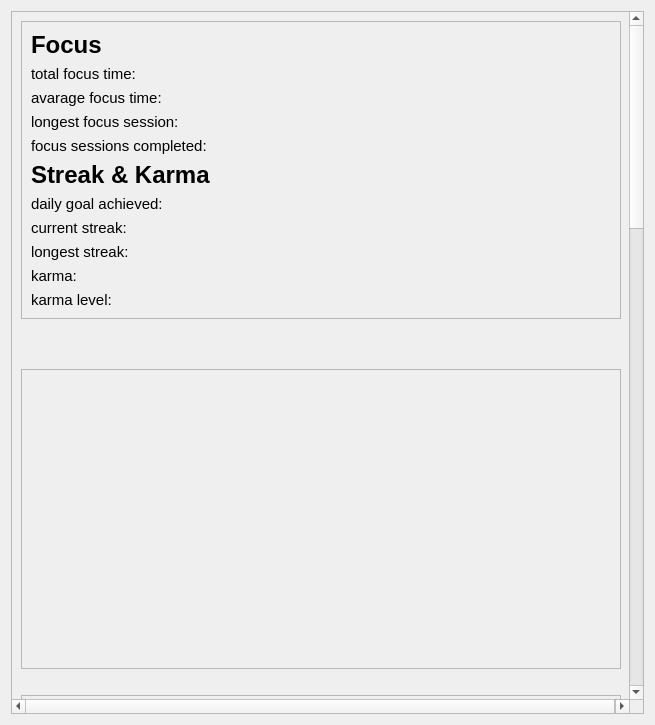
Qt form ui/statistics.ui (dop14/monkmode) before a commit.
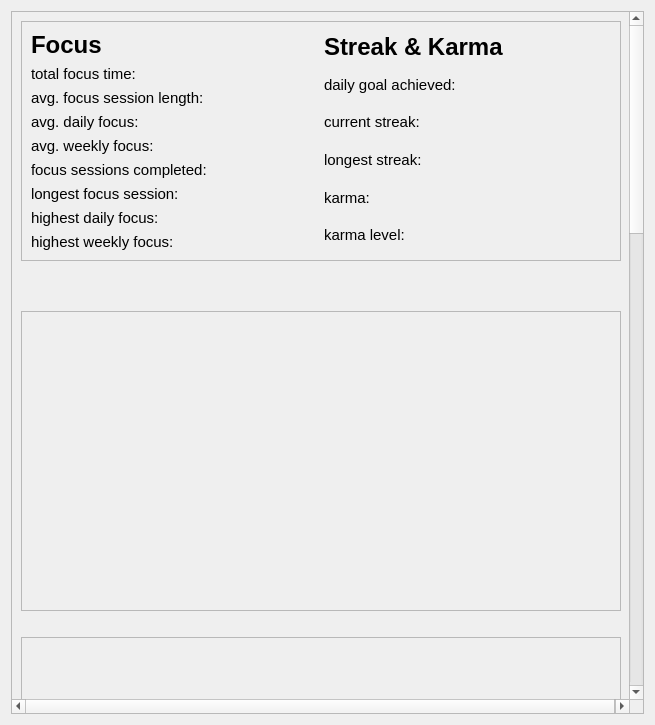
The same form after that commit.

```diff
--- a/ui/statistics.ui
+++ b/ui/statistics.ui
@@ -37,16 +37,16 @@
         <x>0</x>
         <y>0</y>
         <width>623</width>
-        <height>2300</height>
+        <height>2237</height>
        </rect>
       </property>
-      <layout class="QVBoxLayout" name="verticalLayout_2">
+      <layout class="QVBoxLayout" name="verticalLayout_11">
        <item>
         <widget class="QFrame" name="overallFrame">
          <property name="maximumSize">
           <size>
            <width>600</width>
-           <height>330</height>
+           <height>400</height>
           </size>
          </property>
          <property name="frameShape">
@@ -55,7 +55,9 @@
          <property name="frameShadow">
           <enum>QFrame::Shadow::Raised</enum>
          </property>
-         <layout class="QVBoxLayout" name="verticalLayout">
+         <layout class="QHBoxLayout" name="horizontalLayout">
+          <item>
+           <layout class="QVBoxLayout" name="verticalLayout_2">
           <item>
            <widget class="QLabel" name="focus_label">
             <property name="font">
@@ -89,19 +91,31 @@
              </font>
             </property>
             <property name="text">
-             <string>avarage focus time:</string>
+               <string>avg. focus session length:</string>
             </property>
            </widget>
           </item>
           <item>
-           <widget class="QLabel" name="longest_focus_session">
+             <widget class="QLabel" name="avg_daily_focus">
             <property name="font">
              <font>
               <pointsize>11</pointsize>
              </font>
             </property>
             <property name="text">
-             <string>longest focus session:</string>
+               <string>avg. daily focus:</string>
+              </property>
+             </widget>
+            </item>
+            <item>
+             <widget class="QLabel" name="avg_weekly_focus">
+              <property name="font">
+               <font>
+                <pointsize>11</pointsize>
+               </font>
+              </property>
+              <property name="text">
+               <string>avg. weekly focus:</string>
             </property>
            </widget>
           </item>
@@ -118,6 +132,46 @@
            </widget>
           </item>
           <item>
+             <widget class="QLabel" name="longest_focus_session">
+              <property name="font">
+               <font>
+                <pointsize>11</pointsize>
+               </font>
+              </property>
+              <property name="text">
+               <string>longest focus session:</string>
+              </property>
+             </widget>
+            </item>
+            <item>
+             <widget class="QLabel" name="highest_daily_label">
+              <property name="font">
+               <font>
+                <pointsize>11</pointsize>
+               </font>
+              </property>
+              <property name="text">
+               <string>highest daily focus:</string>
+              </property>
+             </widget>
+            </item>
+            <item>
+             <widget class="QLabel" name="highest_weekly_label">
+              <property name="font">
+               <font>
+                <pointsize>11</pointsize>
+               </font>
+              </property>
+              <property name="text">
+               <string>highest weekly focus:</string>
+              </property>
+             </widget>
+            </item>
+           </layout>
+          </item>
+          <item>
+           <layout class="QVBoxLayout" name="verticalLayout_10">
+            <item>
            <widget class="QLabel" name="streak_and_karma_label">
             <property name="font">
              <font>
@@ -189,6 +243,8 @@
              <string>karma level:</string>
             </property>
            </widget>
+            </item>
+           </layout>
           </item>
          </layout>
         </widget>
```
Lines whose indentation alone changed are shown as unchanged.
